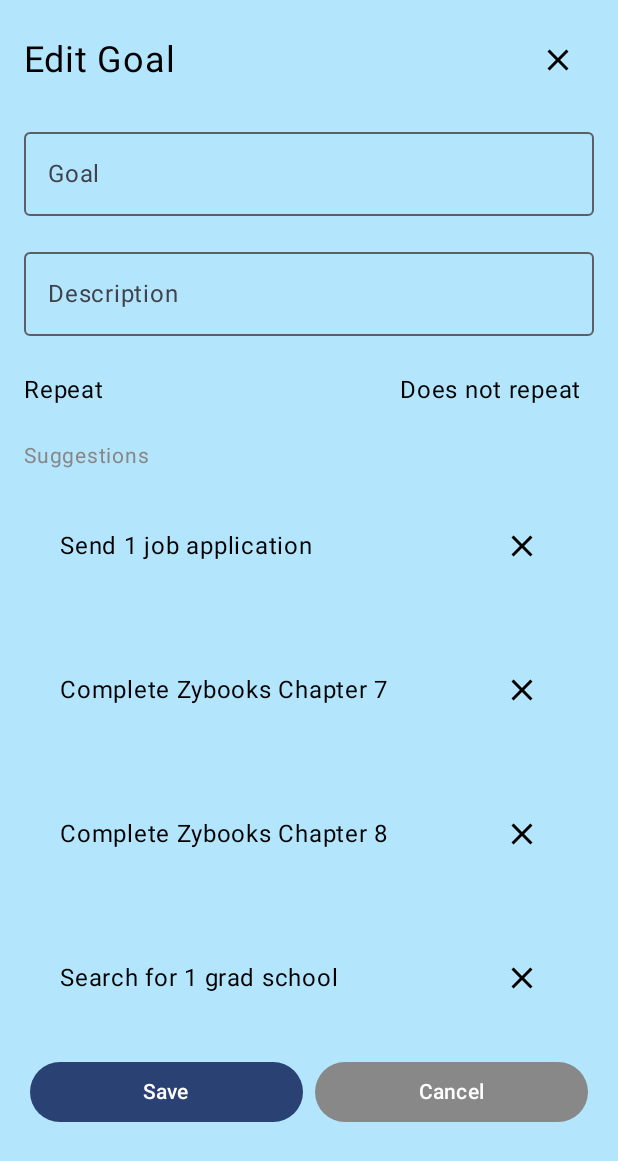
After one commit to RainyJin/WellNest, an Android app built with Jetpack Compose: the composable EditTodoScreen called with empty values, on a phone screen of 412 x 824 dp. The commit adds this screen. Shown: the top 1161 px of the screen. Run offline under Robolectric (Android 15) with nearby library versions, the phone set to English and light mode, and no system bars.

Commit message:
Initial UI things for edit to do screen

```diff
--- /dev/null
+++ b/app/src/main/java/com/cs407/wellnest/EditTodoScreen.kt
@@ -0,0 +1,170 @@
+package com.cs407.wellnest
+
+import androidx.compose.foundation.background
+import androidx.compose.foundation.clickable
+import androidx.compose.foundation.layout.*
+import androidx.compose.material3.*
+import androidx.compose.runtime.*
+import androidx.compose.ui.Alignment
+import androidx.compose.ui.Modifier
+import androidx.compose.ui.graphics.Color
+import androidx.compose.ui.res.painterResource
+import androidx.compose.ui.text.input.TextFieldValue
+import androidx.compose.ui.unit.dp
+import androidx.compose.ui.unit.sp
+import androidx.navigation.NavController
+
+@Composable
+fun EditTodoScreen(itemName: String, navController: NavController) {
+    var goalText by remember { mutableStateOf(TextFieldValue(itemName)) }
+    var descriptionText by remember { mutableStateOf(TextFieldValue("")) }
+    var selectedRepeatOption by remember { mutableStateOf("Does not repeat") }
+    var expandedDropdown by remember { mutableStateOf(false) }
+
+    val repeatOptions = listOf("Does not repeat", "Daily", "Weekly", "Monthly")
+
+    Column(
+        modifier = Modifier
+            .fillMaxSize()
+            .background(Color(0xFFB3E5FC)) // Light blue background
+            .padding(16.dp)
+    ) {
+        // Top bar with title and close button
+        Row(
+            modifier = Modifier.fillMaxWidth(),
+            horizontalArrangement = Arrangement.SpaceBetween,
+            verticalAlignment = Alignment.CenterVertically
+        ) {
+            Text(text = "Edit Goal", fontSize = 24.sp, color = Color.Black)
+            IconButton(onClick = { navController.navigate("nav_todo") }) { // Navigate to Todo List screen
+                Icon(
+                    painter = painterResource(id = R.drawable.ic_close),
+                    contentDescription = "Close",
+                    tint = Color.Black
+                )
+            }
+        }
+
+        Spacer(modifier = Modifier.height(16.dp))
+
+        // Editable goal text field
+        OutlinedTextField(
+            value = goalText,
+            onValueChange = { goalText = it },
+            label = { Text("Goal") },
+            modifier = Modifier.fillMaxWidth()
+        )
+
+        Spacer(modifier = Modifier.height(16.dp))
+
+        // Editable description text field
+        OutlinedTextField(
+            value = descriptionText,
+            onValueChange = { descriptionText = it },
+            label = { Text("Description") },
+            modifier = Modifier.fillMaxWidth()
+        )
+
+        Spacer(modifier = Modifier.height(16.dp))
+
+        Row(
+            modifier = Modifier.fillMaxWidth(),
+            horizontalArrangement = Arrangement.SpaceBetween,
+            verticalAlignment = Alignment.CenterVertically
+        ) {
+            // Repeat options dropdown
+            Text("Repeat", fontSize = 16.sp, color = Color.Black)
+
+            // Clickable text that toggles the dropdown
+            Text(
+                text = selectedRepeatOption,
+                fontSize = 16.sp,
+                color = Color.Black,
+                modifier = Modifier
+                    .clickable { expandedDropdown = !expandedDropdown }
+                    .padding(8.dp) // Optional padding for better touch interaction
+            )
+        }
+        // Box to overlay the dropdown menu
+        Box(modifier = Modifier.fillMaxWidth()) {
+            if (expandedDropdown) {
+                DropdownMenu(
+                    expanded = expandedDropdown,
+                    onDismissRequest = { expandedDropdown = false },
+                    modifier = Modifier
+                        .fillMaxWidth()
+                        .align(Alignment.TopStart) // Align to the start of the Box
+                ) {
+                    repeatOptions.forEach { option ->
+                        DropdownMenuItem(
+                            text = { Text(option) },
+                            onClick = {
+                                selectedRepeatOption = option
+                                expandedDropdown = false
+                            }
+                        )
+                    }
+                }
+            }
+        }
+        Spacer(modifier = Modifier.height(12.dp))
+
+        Text("Suggestions", fontSize = 14.sp, color = Color.Gray)
+
+        val suggestions = listOf(
+            "Send 1 job application",
+            "Complete Zybooks Chapter 7",
+            "Complete Zybooks Chapter 8",
+            "Search for 1 grad school"
+        )
+
+        suggestions.forEach { suggestion ->
+            SuggestionItem(suggestion)
+        }
+
+
+        // Action buttons
+        Row(
+            modifier = Modifier.fillMaxWidth(),
+            horizontalArrangement = Arrangement.SpaceEvenly
+        ) {
+            Button(
+                onClick = { /* Save action */ },
+                modifier = Modifier.weight(1f).padding(4.dp)
+            ) {
+                Text("Save")
+            }
+            Button(
+                onClick = { navController.popBackStack() },
+                modifier = Modifier
+                    .weight(1f)
+                    .padding(4.dp),
+                colors = ButtonDefaults.buttonColors(containerColor = Color.Gray)
+            ) {
+                Text("Cancel")
+            }
+        }
+    }
+}
+
+@Composable
+fun SuggestionItem(suggestion: String) {
+    Row(
+        modifier = Modifier
+            .fillMaxWidth()
+            .padding(8.dp)
+            .background(Color(0xFFB3E5FC), MaterialTheme.shapes.medium)
+            .padding(16.dp),
+        horizontalArrangement = Arrangement.SpaceBetween,
+        verticalAlignment = Alignment.CenterVertically
+    ) {
+        Text(suggestion, fontSize = 16.sp, color = Color.Black)
+        IconButton(onClick = { /* Remove suggestion */ }) {
+            Icon(
+                painter = painterResource(id = R.drawable.ic_close),
+                contentDescription = "Remove",
+                tint = Color.Black
+            )
+        }
+    }
+}
--- /dev/null
+++ b/app/src/main/res/drawable/ic_add.xml
@@ -0,0 +1,5 @@
+<vector xmlns:android="http://schemas.android.com/apk/res/android" android:height="24dp" android:tint="#000000" android:viewportHeight="24" android:viewportWidth="24" android:width="24dp">
+
+    <path android:fillColor="@android:color/white" android:pathData="M19,13h-6v6h-2v-6H5v-2h6V5h2v6h6v2z"/>
+
+</vector>
--- /dev/null
+++ b/app/src/main/res/drawable/ic_close.xml
@@ -0,0 +1,5 @@
+<vector xmlns:android="http://schemas.android.com/apk/res/android" android:height="24dp" android:tint="#000000" android:viewportHeight="24" android:viewportWidth="24" android:width="24dp">
+
+    <path android:fillColor="@android:color/white" android:pathData="M19,6.41L17.59,5 12,10.59 6.41,5 5,6.41 10.59,12 5,17.59 6.41,19 12,13.41 17.59,19 19,17.59 13.41,12z"/>
+
+</vector>
```
Also changed, not shown: app/src/main/java/com/cs407/wellnest/MainActivity.kt (+23 -9 lines), app/src/main/java/com/cs407/wellnest/TodoFragment.kt (+42 -20 lines).
